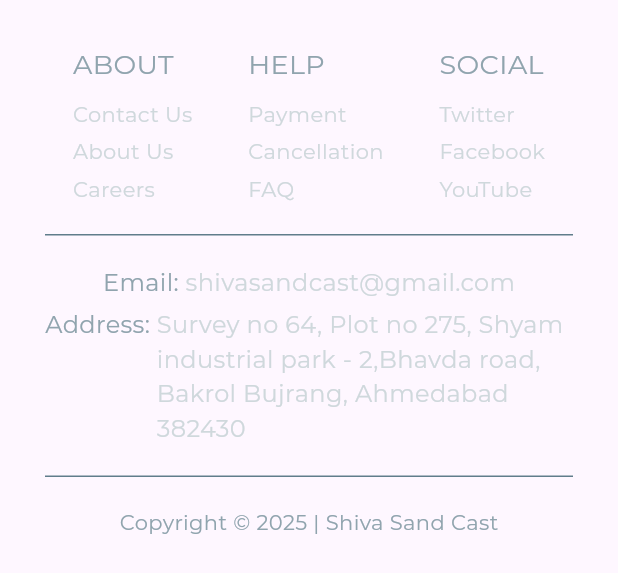
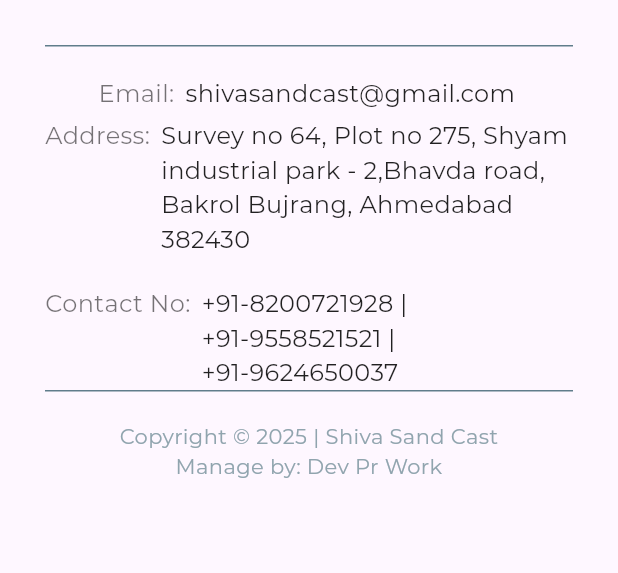
Before and after one commit to devang027/cast_web_app, a Flutter app: the BottomBar widget shown alone on an empty page, opened directly, on a phone screen of 412 x 824 dp. Shown: the top 573 px of the screen. Run offline on Flutter 3.47's test engine with Material 3 defaults, Android fonts, the phone set to English and light mode, and no system bars; our stand-ins replace carousel_slider, easy_dynamic_theme.

Commit message:
changes in UI

```diff
--- a/lib/main.dart
+++ b/lib/main.dart
@@ -37,7 +37,7 @@ class _MyAppState extends State<MyApp> {
       darkTheme: darkThemeData,
       debugShowCheckedModeBanner: false,
       themeMode: EasyDynamicTheme.of(context).themeMode,
-      home: HomePage(),
+      home: const HomePage(),
     );
   }
 }
--- a/lib/widgets/bottom_bar.dart
+++ b/lib/widgets/bottom_bar.dart
@@ -1,11 +1,14 @@
 import 'package:demo_web_app/utils/app_strings.dart';
 import 'package:demo_web_app/widgets/responsive.dart';
 import 'package:flutter/material.dart';
+import 'package:url_launcher/url_launcher.dart';
 
 import 'bottom_bar_column.dart';
 import 'info_text.dart';
 
 class BottomBar extends StatelessWidget {
+  const BottomBar({super.key});
+
   @override
   Widget build(BuildContext context) {
     return Container(
@@ -14,7 +17,7 @@ class BottomBar extends StatelessWidget {
       child: ResponsiveWidget.isSmallScreen(context)
           ? Column(
               children: [
-                Row(
+                /*Row(
                   mainAxisSize: MainAxisSize.max,
                   mainAxisAlignment: MainAxisAlignment.spaceAround,
                   children: [
@@ -22,13 +25,7 @@ class BottomBar extends StatelessWidget {
                       heading: 'ABOUT',
                       s1: 'Contact Us',
                       s2: 'About Us',
-                      s3: 'Careers',
-                    ),
-                    BottomBarColumn(
-                      heading: 'HELP',
-                      s1: 'Payment',
-                      s2: 'Cancellation',
-                      s3: 'FAQ',
+                      s3: '',
                     ),
                     BottomBarColumn(
                       heading: 'SOCIAL',
@@ -37,16 +34,21 @@ class BottomBar extends StatelessWidget {
                       s3: 'YouTube',
                     ),
                   ],
-                ),
+                ),*/
                 Container(
                   color: Colors.blueGrey,
                   width: double.maxFinite,
                   height: 1,
                 ),
                 const SizedBox(height: 20),
-                const InfoText(
-                  type: 'Email',
-                  text: 'shivasandcast@gmail.com',
+                InkWell(
+                  onTap: () async {
+                    await _launchEmail("shivasandcast@gmail.com");
+                  },
+                  child: const InfoText(
+                    type: 'Email',
+                    text: 'shivasandcast@gmail.com',
+                  ),
                 ),
                 const SizedBox(height: 5),
                 const InfoText(
@@ -55,6 +57,10 @@ class BottomBar extends StatelessWidget {
                       'Survey no 64, Plot no 275, Shyam industrial park - 2,Bhavda road, Bakrol Bujrang, Ahmedabad 382430',
                 ),
                 const SizedBox(height: 20),
+                const InfoText(
+                  type: 'Contact No',
+                  text: '+91-8200721928 | +91-9558521521 | +91-9624650037',
+                ),
                 Container(
                   color: Colors.blueGrey,
                   width: double.maxFinite,
@@ -62,7 +68,8 @@ class BottomBar extends StatelessWidget {
                 ),
                 const SizedBox(height: 20),
                 Text(
-                  'Copyright © 2025 | ${AppStrings.appName}',
+                  textAlign: TextAlign.center,
+                  'Copyright © 2025 | ${AppStrings.appName}\nManage by: Dev Pr Work',
                   style: TextStyle(
                     color: Colors.blueGrey[300],
                     fontSize: 14,
@@ -72,13 +79,11 @@ class BottomBar extends StatelessWidget {
               ],
             )
           : Column(
-        crossAxisAlignment: CrossAxisAlignment.start,
               children: [
                 Row(
                   mainAxisSize: MainAxisSize.max,
-
                   children: [
-                    Expanded(
+                    /*Expanded(
                       child: Row(
                         mainAxisAlignment: MainAxisAlignment.spaceAround,
                         children: [
@@ -86,13 +91,7 @@ class BottomBar extends StatelessWidget {
                             heading: 'ABOUT',
                             s1: 'Contact Us',
                             s2: 'About Us',
-                            s3: 'Careers',
-                          ),
-                          BottomBarColumn(
-                            heading: 'HELP',
-                            s1: 'Payment',
-                            s2: 'Cancellation',
-                            s3: 'FAQ',
+                            s3: '',
                           ),
                           BottomBarColumn(
                             heading: 'SOCIAL',
@@ -107,21 +106,30 @@ class BottomBar extends StatelessWidget {
                           ),
                         ],
                       ),
-                    ),
+                    ),*/
                     Expanded(
-                      child: const Column(
+                      child: Column(
                         crossAxisAlignment: CrossAxisAlignment.start,
                         children: [
-                          InfoText(
-                            type: 'Email',
-                            text: 'shivasandcast@gmail.com',
-                          ),
-                          SizedBox(height: 5),
-                          InfoText(
+                          InkWell(
+                              onTap: () async {
+                                await _launchEmail("shivasandcast@gmail.com");
+                              },
+                              child: const InfoText(
+                                type: 'Email',
+                                text: 'shivasandcast@gmail.com',
+                              )),
+                          const SizedBox(height: 5),
+                          const InfoText(
                             type: 'Address',
                             text:
                                 'Survey no 64, Plot no 275, Shyam industrial park - 2,Bhavda road, Bakrol Bujrang, Ahmedabad 382430',
-                          )
+                          ),
+                          const SizedBox(height: 5),
+                          const InfoText(
+                            type: 'Contact No',
+                            text: '+91-8200721928 | +91-9558521521 | +91-9624650037',
+                          ),
                         ],
                       ),
                     ),
@@ -137,7 +145,8 @@ class BottomBar extends StatelessWidget {
                 ),
                 const SizedBox(height: 20),
                 Text(
-                  'Copyright © 2025 | ${AppStrings.appName}',
+                  textAlign: TextAlign.center,
+                  'Copyright © 2025 | ${AppStrings.appName}\nManage by: Dev Pr Work',
                   style: TextStyle(
                     color: Colors.blueGrey[300],
                     fontSize: 14,
@@ -147,4 +156,43 @@ class BottomBar extends StatelessWidget {
             ),
     );
   }
+
+  callWidget(String phone) {
+    return InkWell(
+      onTap: () async {
+        await _makePhoneCall(phone);
+      },
+      child: SelectableText(
+        phone,
+        style: const TextStyle(fontSize: 14, color: Colors.black),
+      ),
+    );
+  }
+
+  Future<void> _makePhoneCall(String number) async {
+    final Uri callUri = Uri(
+      scheme: 'tel',
+      path: number,
+    );
+
+    if (await canLaunchUrl(callUri)) {
+      await launchUrl(callUri);
+    } else {
+      throw 'Could not launch $callUri';
+    }
+  }
+
+  Future<void> _launchEmail(String email) async {
+    final Uri emailUri = Uri(
+      scheme: 'mailto',
+      path: email,
+      query: 'subject=Enquiry&body=How can I help you?',
+    );
+
+    if (await canLaunchUrl(emailUri)) {
+      await launchUrl(emailUri);
+    } else {
+      throw 'Could not launch $emailUri';
+    }
+  }
 }
--- a/lib/widgets/info_text.dart
+++ b/lib/widgets/info_text.dart
@@ -15,19 +15,19 @@ class InfoText extends StatelessWidget {
       mainAxisAlignment: MainAxisAlignment.start,
       crossAxisAlignment: CrossAxisAlignment.start,
       children: [
-        Text(
+        SelectableText(
           '$type: ',
           style: TextStyle(
-            color: Colors.blueGrey[300],
+            color: Colors.black54,
             fontFamily: AppStrings.fontMontserrat,
             fontSize: 16,
           ),
         ),
         Flexible(
-          child: Text(
+          child: SelectableText(
             text,
             style: TextStyle(
-              color: Colors.blueGrey[100],
+              color: Colors.black87,
               fontFamily: AppStrings.fontMontserrat,
               fontSize: 16,
             ),
```
Also changed, not shown: lib/screens/home_page.dart (+5 -5 lines), lib/widgets/explore_drawer.dart (+4 -4 lines), lib/widgets/featured_heading.dart (+8 -2 lines), lib/widgets/top_bar_contents.dart (+4 -4 lines).
